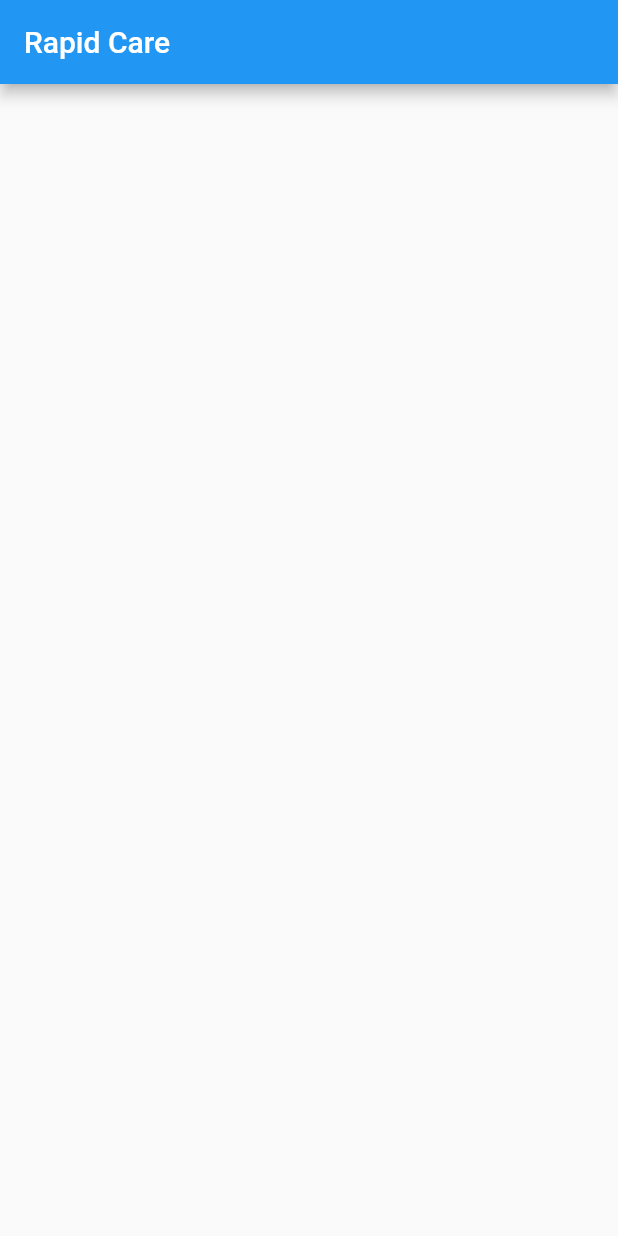
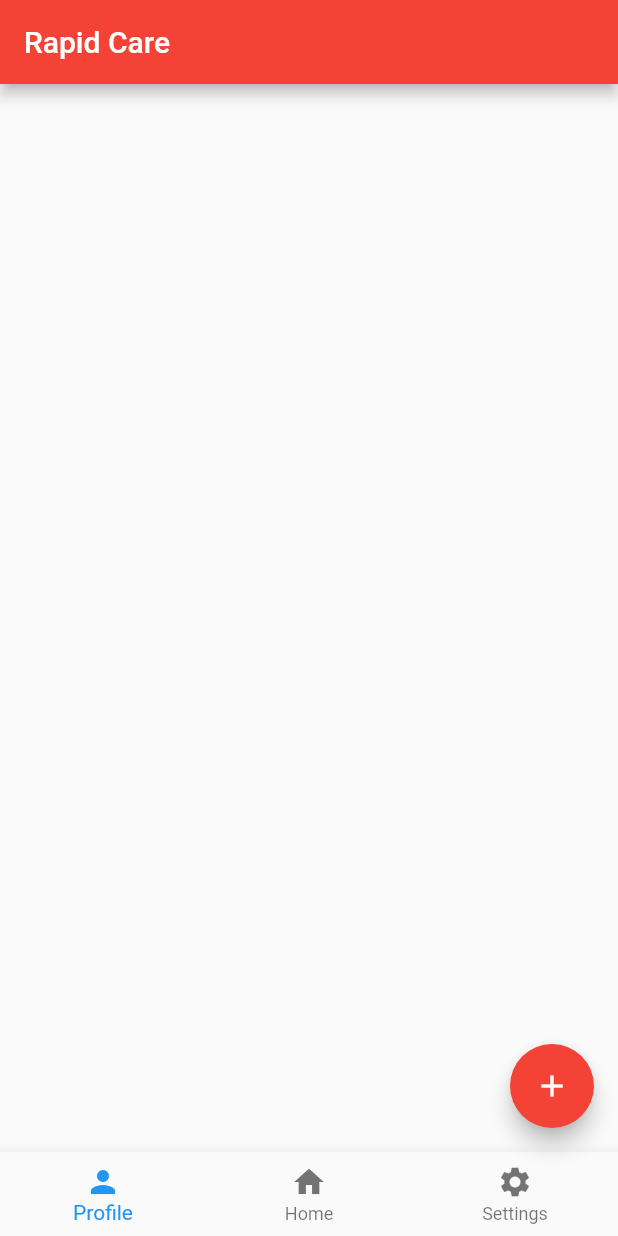
Before and after one commit to aolivas92/2023-GSDC-Challenge, a Flutter app: the screen it shows after launch, on a phone screen of 412 x 824 dp. Run offline on Flutter 3.47's test engine with Material 2 defaults, Android fonts, the phone set to English and light mode, and no system bars.

Commit message:
Set up base code for homepage

```diff
--- a/rapid_care/lib/main.dart
+++ b/rapid_care/lib/main.dart
@@ -12,7 +12,21 @@ class homePage extends StatelessWidget {
     return MaterialApp(
         home: Scaffold(
       appBar:
-          AppBar(backgroundColor: Colors.blue, title: const Text('Rapid Care')),
+          AppBar(backgroundColor: Colors.red, title: const Text('Rapid Care')),
+      floatingActionButton: FloatingActionButton(
+        child: Icon(Icons.add),
+        backgroundColor: Colors.red,
+        onPressed: () {
+          print('pressed!');
+        },
+      ),
+      bottomNavigationBar: BottomNavigationBar(
+        items: const [
+          BottomNavigationBarItem(icon: Icon(Icons.person), label: 'Profile'),
+          BottomNavigationBarItem(icon: Icon(Icons.home), label: 'Home'),
+          BottomNavigationBarItem(icon: Icon(Icons.settings), label: 'Settings')
+        ],
+      ),
     ));
   }
 }
```
